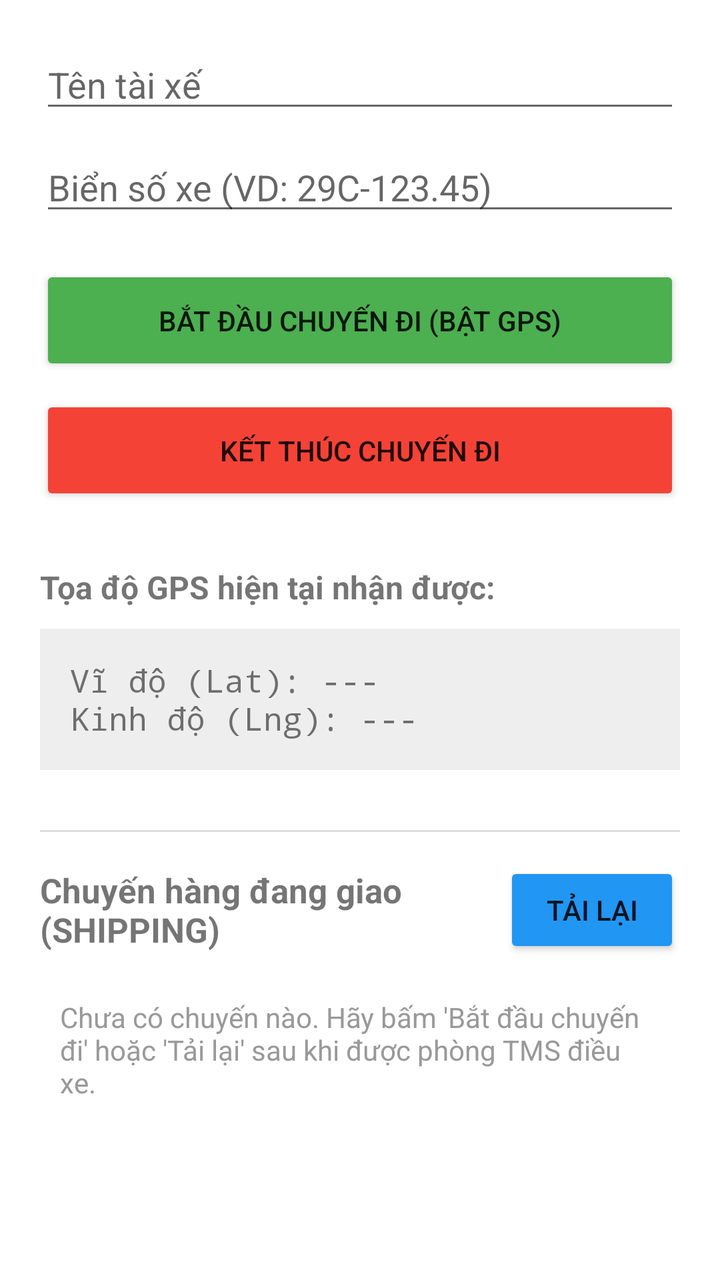
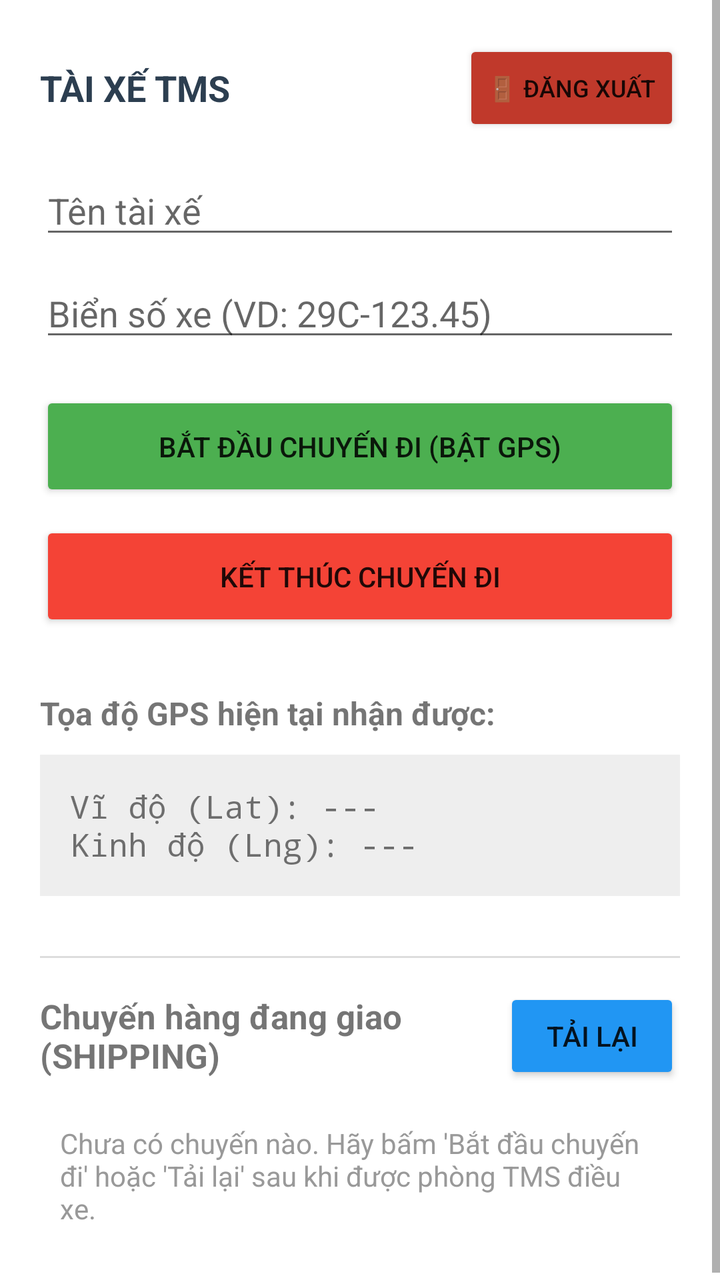

Screens rendered from an Android XML layout before and after an edit, with the pre-edit source and the edit as a unified diff.
<!-- AndroidManifest.xml: activity theme Theme.AppCompat.Light.NoActionBar -->
<!-- res/layout/activity_driver.xml -->
<?xml version="1.0" encoding="utf-8"?>
<ScrollView xmlns:android="http://schemas.android.com/apk/res/android"
    android:layout_width="match_parent"
    android:layout_height="match_parent"
    android:background="#FFFFFF">

    <LinearLayout
        android:layout_width="match_parent"
        android:layout_height="wrap_content"
        android:orientation="vertical"
        android:padding="20dp">

        <EditText
            android:id="@+id/edtDriverName"
            android:layout_width="match_parent"
            android:layout_height="wrap_content"
            android:hint="Tên tài xế"
            android:layout_marginBottom="10dp"/>

        <EditText
            android:id="@+id/edtTruckPlate"
            android:layout_width="match_parent"
            android:layout_height="wrap_content"
            android:hint="Biển số xe (VD: 29C-123.45)"
            android:layout_marginBottom="20dp"/>

        <Button
            android:id="@+id/btnStartLog"
            android:layout_width="match_parent"
            android:layout_height="55dp"
            android:text="BẮT ĐẦU CHUYẾN ĐI (BẬT GPS)"
            android:backgroundTint="#4CAF50"
            android:layout_marginBottom="10dp"/>

        <Button
            android:id="@+id/btnStopLog"
            android:layout_width="match_parent"
            android:layout_height="55dp"
            android:text="KẾT THÚC CHUYẾN ĐI"
            android:backgroundTint="#F44336"
            android:layout_marginBottom="30dp"/>

        <TextView
            android:layout_width="wrap_content"
            android:layout_height="wrap_content"
            android:text="Tọa độ GPS hiện tại nhận được:"
            android:textStyle="bold"
            android:textSize="16sp"/>

        <TextView
            android:id="@+id/txtLiveGps"
            android:layout_width="match_parent"
            android:layout_height="wrap_content"
            android:text="Vĩ độ (Lat): ---\nKinh độ (Lng): ---"
            android:background="#EEEEEE"
            android:padding="15dp"
            android:layout_marginTop="10dp"
            android:layout_marginBottom="30dp"
            android:textSize="16sp"
            android:fontFamily="monospace"/>

        
        <View
            android:layout_width="match_parent"
            android:layout_height="1dp"
            android:background="#DDDDDD"
            android:layout_marginBottom="15dp"/>

        <LinearLayout
            android:layout_width="match_parent"
            android:layout_height="wrap_content"
            android:orientation="horizontal"
            android:gravity="center_vertical"
            android:layout_marginBottom="10dp">

            <TextView
                android:layout_width="0dp"
                android:layout_height="wrap_content"
                android:layout_weight="1"
                android:text="Chuyến hàng đang giao (SHIPPING)"
                android:textStyle="bold"
                android:textSize="17sp"/>

            <Button
                android:id="@+id/btnRefreshTrips"
                android:layout_width="wrap_content"
                android:layout_height="wrap_content"
                android:text="Tải lại"
                android:backgroundTint="#2196F3"/>
        </LinearLayout>

        <TextView
            android:id="@+id/txtTripEmpty"
            android:layout_width="match_parent"
            android:layout_height="wrap_content"
            android:text="Chưa có chuyến nào. Hãy bấm 'Bắt đầu chuyến đi' hoặc 'Tải lại' sau khi được phòng TMS điều xe."
            android:textColor="#999999"
            android:padding="10dp"/>

        <LinearLayout
            android:id="@+id/llTripList"
            android:layout_width="match_parent"
            android:layout_height="wrap_content"
            android:orientation="vertical"/>

    </LinearLayout>
</ScrollView>
<!-- resources referenced by this layout -->
<resources>

</resources>

<!-- the commit's change to res/layout/activity_driver.xml (unified diff, before → after) -->
@@ -9,6 +9,32 @@
         android:layout_height="wrap_content"
         android:orientation="vertical"
         android:padding="20dp">
+
+        
+        <LinearLayout
+            android:layout_width="match_parent"
+            android:layout_height="wrap_content"
+            android:orientation="horizontal"
+            android:gravity="center_vertical"
+            android:layout_marginBottom="15dp">
+
+            <TextView
+                android:layout_width="0dp"
+                android:layout_height="wrap_content"
+                android:layout_weight="1"
+                android:text="TÀI XẾ TMS"
+                android:textStyle="bold"
+                android:textSize="18sp"
+                android:textColor="#2c3e50"/>
+
+            <Button
+                android:id="@+id/btnLogout"
+                android:layout_width="wrap_content"
+                android:layout_height="wrap_content"
+                android:text="🚪 Đăng Xuất"
+                android:textSize="12sp"
+                android:backgroundTint="#c0392b"/>
+        </LinearLayout>
 
         <EditText
             android:id="@+id/edtDriverName"
